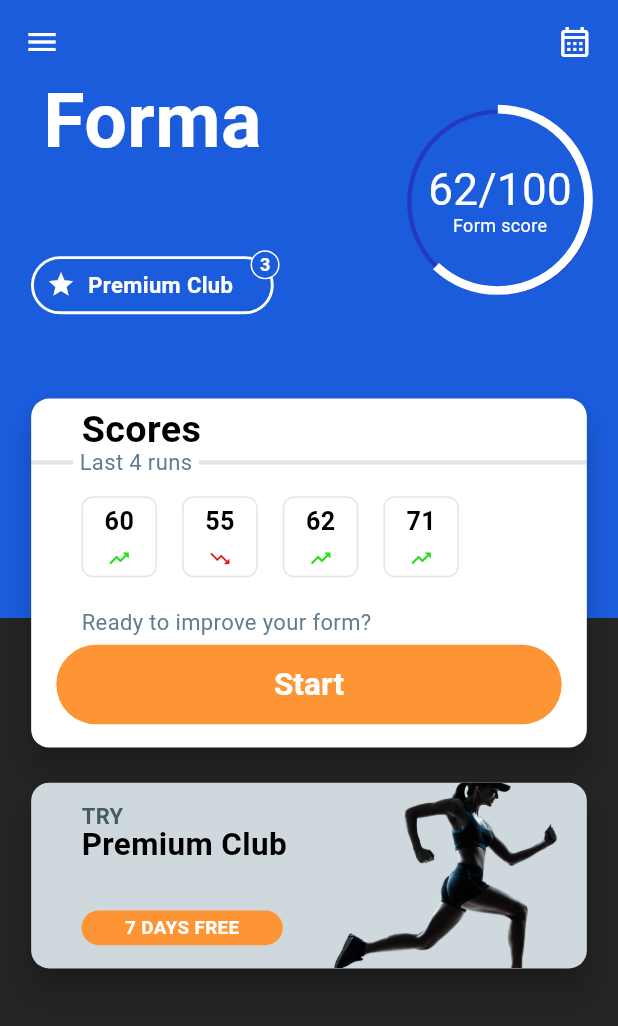
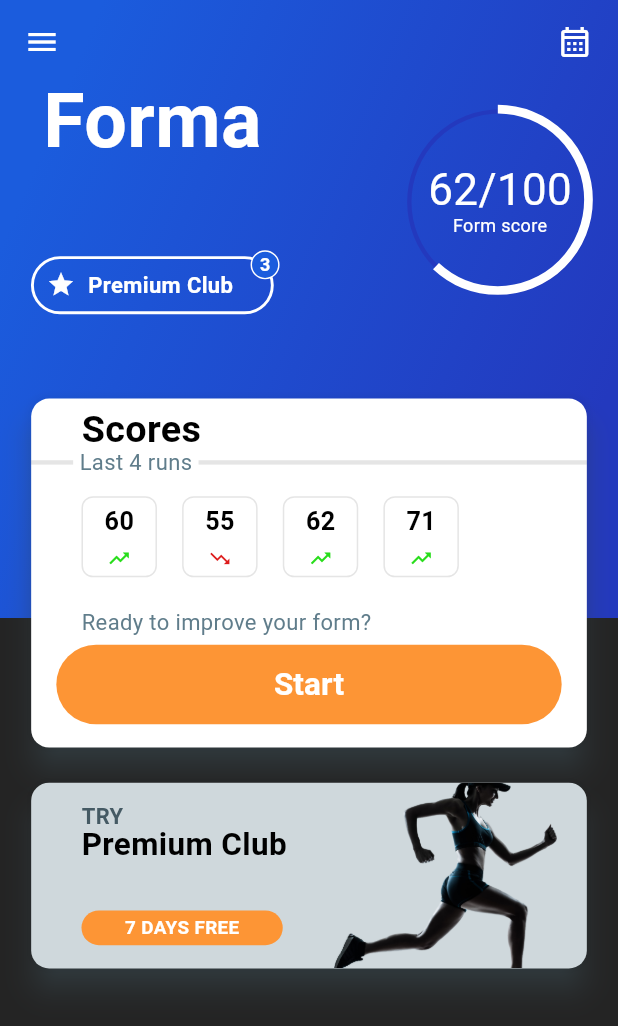
Before and after one commit to getforma/forma-app, a Flutter app: the screen it shows after launch, on a phone screen of 412 x 824 dp. Shown: the top 1026 px of the screen. Run offline on Flutter 3.47's test engine with Material 3 defaults, Android fonts, the phone set to English and light mode, and no system bars; our stand-ins replace auto_route, flutter_screenutil, get_it, injectable; generated files the repository leaves out were written again.

Commit message:
Add gradient background

```diff
--- a/lib/feature/main/main_screen.dart
+++ b/lib/feature/main/main_screen.dart
@@ -1,3 +1,5 @@
+import 'dart:math' as math;
+
 import 'package:auto_route/auto_route.dart';
 import 'package:collection/collection.dart';
 import 'package:flutter/material.dart';
@@ -23,7 +25,7 @@ class MainScreen extends StatelessWidget {
     return Scaffold(
       extendBodyBehindAppBar: true,
       appBar: AppBar(
-        backgroundColor: AppColors.primaryBlue,
+        backgroundColor: Colors.transparent,
         leading: const Icon(
           Icons.menu,
           color: AppColors.pureWhite,
@@ -40,11 +42,13 @@ class MainScreen extends StatelessWidget {
     );
   }
 
-  Widget _body(BuildContext context) => Stack(
-        children: [
-          _background(context),
-          _content(context),
-        ],
+  Widget _body(BuildContext context) => Expanded(
+        child: Stack(
+          children: [
+            _background(context),
+            _content(context),
+          ],
+        ),
       );
 
   Widget _background(BuildContext context) => Column(
@@ -52,7 +56,12 @@ class MainScreen extends StatelessWidget {
         children: [
           Container(
             height: 0.5.sh,
-            color: AppColors.primaryBlue,
+            decoration: const BoxDecoration(
+              gradient: LinearGradient(
+                colors: [AppColors.primaryBlue, AppColors.primaryBlueDark],
+                transform: GradientRotation(math.pi / 8),
+              ),
+            ),
           ),
           Container(
             height: 0.5.sh,
@@ -186,6 +195,7 @@ class MainScreen extends StatelessWidget {
         elevation: 8,
         color: AppColors.pureWhite,
         surfaceTintColor: AppColors.pureWhite,
+        shadowColor: AppColors.blueGrey,
         child: Column(
           crossAxisAlignment: CrossAxisAlignment.stretch,
           children: [
@@ -286,6 +296,7 @@ class MainScreen extends StatelessWidget {
         elevation: 8,
         color: AppColors.blueGrey100,
         surfaceTintColor: AppColors.blueGrey100,
+        shadowColor: AppColors.blueGrey,
         child: SizedBox(
           height: 128.h,
           child: Stack(
```
